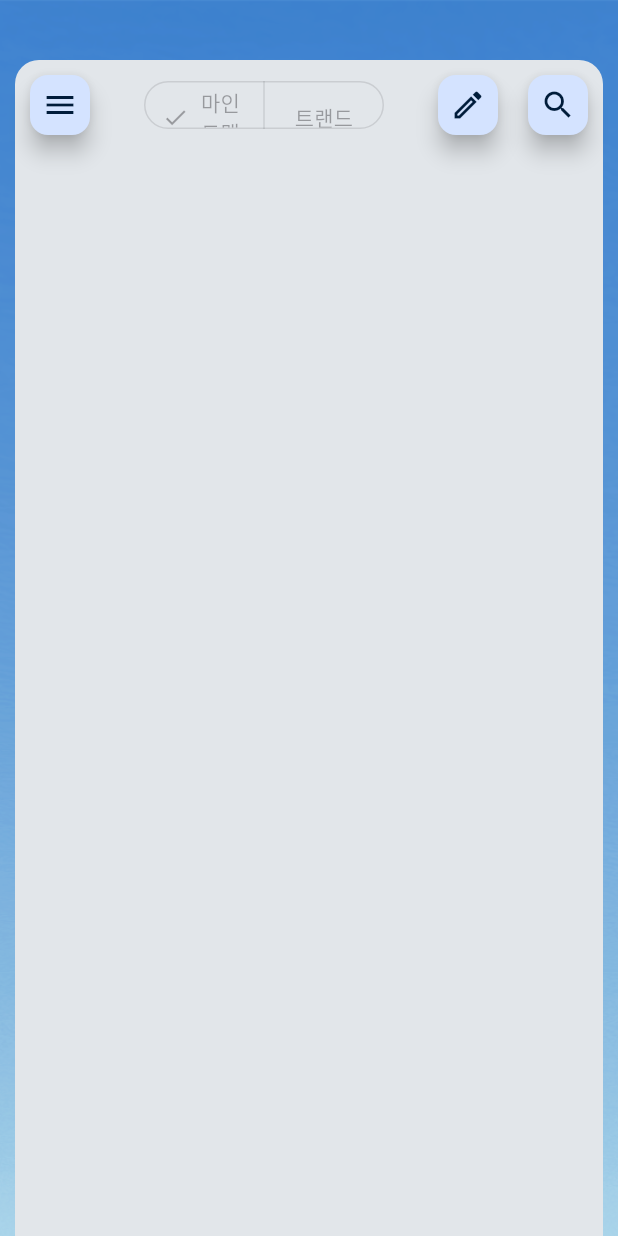
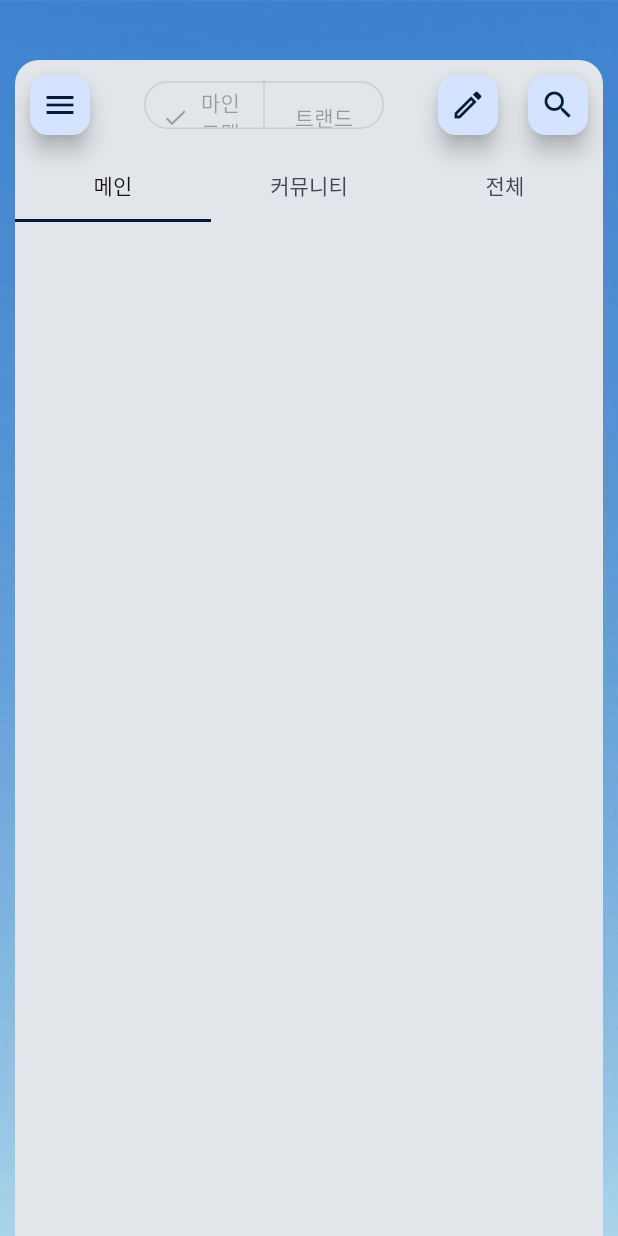
Before and after one commit to Capstone-Design-LAXY/LAXY-Client, a Flutter app: the screen it shows after launch, on a phone screen of 412 x 824 dp. Run offline on Flutter 3.47's test engine with Material 3 defaults, Android fonts, the phone set to English and light mode, and no system bars.

Commit message:
트랜드 - TabBar 설정 (onPress와 TabBarView가 적용되지 않는 상태)

```diff
--- /dev/null
+++ b/lib/common/component/custom_tab_bar.dart
@@ -0,0 +1,26 @@
+import 'package:flutter/material.dart';
+
+class CustomTabBar extends StatelessWidget {
+  final List<Widget> tabs;
+  final TabController? controller;
+
+  const CustomTabBar({
+    required this.tabs,
+    this.controller,
+    Key? key,
+  }) : super(key: key);
+
+  @override
+  Widget build(BuildContext context) {
+    return TabBar(
+      tabs: tabs,
+      controller: controller,
+      //TODO: 테마 적용 필요
+      indicatorColor: Color(0xFF001C3A),
+      labelColor: Color(0xFF141218),
+      indicatorSize: TabBarIndicatorSize.tab,
+      dividerHeight: 0,
+      enableFeedback: true,
+    );
+  }
+}
--- a/lib/screen/trends_screen.dart
+++ b/lib/screen/trends_screen.dart
@@ -4,6 +4,7 @@ import 'package:flutter/widgets.dart';
 import 'package:laxy/common/component/custom_floating_action_button.dart';
 import 'package:laxy/common/layout/default_layout.dart';
 import 'package:laxy/theme/custom_theme_mode.dart';
+import '../common/component/custom_tab_bar.dart';
 
 class TrendsScreen extends StatefulWidget {
 
@@ -15,8 +16,17 @@ class TrendsScreen extends StatefulWidget {
   _TrendsScreenState createState() => _TrendsScreenState();
 }
 
-class _TrendsScreenState extends State<TrendsScreen> {
+class _TrendsScreenState extends State<TrendsScreen>
+    with SingleTickerProviderStateMixin {
+  late TabController controller;
   Set<String> seletedSegment = {'마인드맵'};
+
+  @override
+  void initState() {
+    super.initState();
+
+    controller = TabController(length: 3, vsync: this);
+  }
 
   @override
   Widget build(BuildContext context) {
@@ -57,13 +67,14 @@ class _TrendsScreenState extends State<TrendsScreen> {
                       children: [
                         CustomFloatingActionButton(onPressed: () {}, icon: Icons.menu),
                         Expanded(child: SizedBox(),),
+                        // TODO: 컴포넌트화 필요
                         // 세그먼트 버튼 (크기 다음과 같이 고정)
                         Container(
                           width: 160,
                           height: 40,
                           child: SegmentedButton(
                             segments: [
-                              ButtonSegment(value: '마인드맵', label: Text('마인드맵'), enabled: true),
+                              ButtonSegment(value: '마인드맵', label: Text('마인드맵'),),
                               ButtonSegment(value: '트랜드', label: Text('트랜드')),
                             ],
                             selected: seletedSegment
@@ -80,12 +91,20 @@ class _TrendsScreenState extends State<TrendsScreen> {
                   Column(
                     children: [
                       // TODO: 컴포넌트화 필요
-                      // TabBar(
-                      //     tabs: [
-                      //       Tab(text: '메인',),
-                      //       Tab(text: '커뮤니티',),
-                      //       Tab(text: '전체',)
-                      //     ]
+                      CustomTabBar(
+                        controller: controller,
+                        tabs: const <Widget>[
+                          Tab(text: '메인',),
+                          Tab(text: '커뮤니티',),
+                          Tab(text: '전체',)
+                        ]
+                      ),
+                      // TabBarView(
+                      //   children: [
+                      //     Container(child: Text('메인')),
+                      //     Container(child: Text('커뮤니티')),
+                      //     Container(child: Text('전체')),
+                      //   ]
                       // )
                     ],
                   )
```
